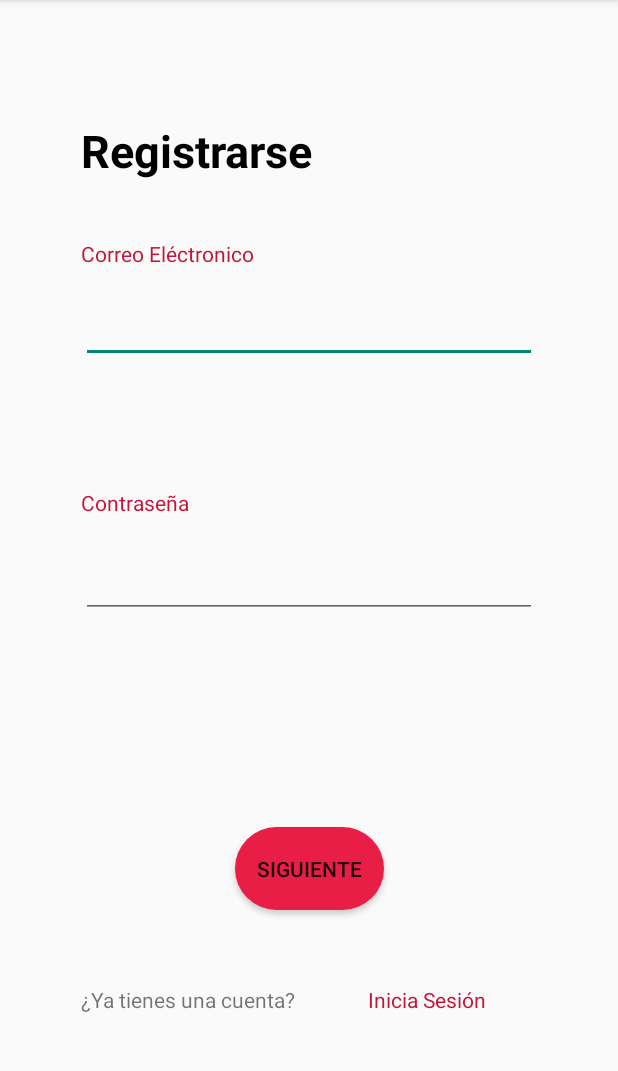
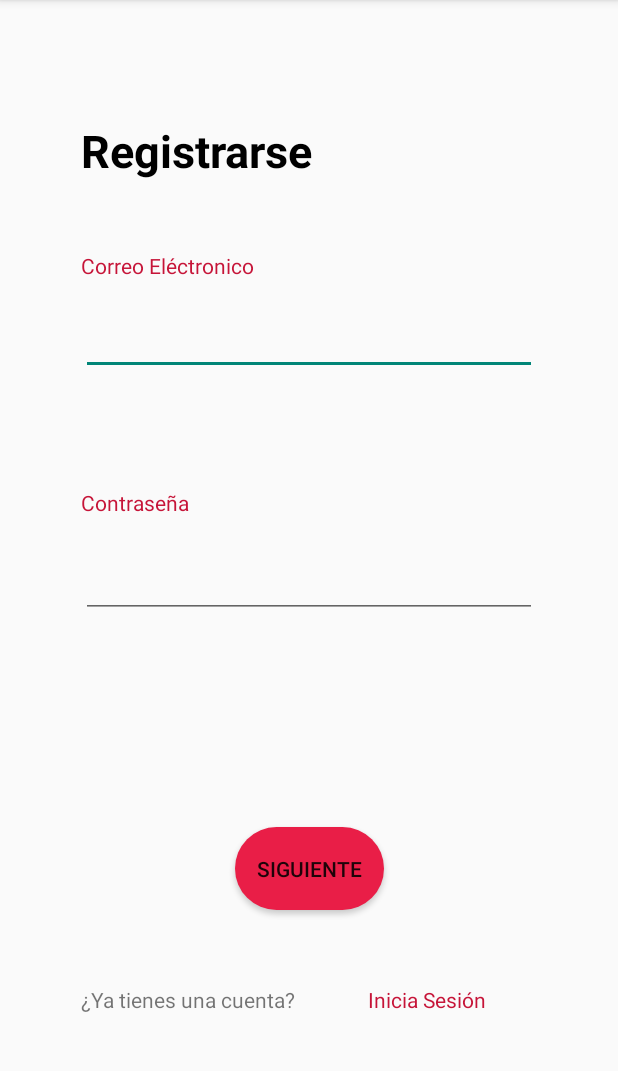
Before and after one commit to Gemini284/Android_project, an Android app: the registrar screen opened directly, with no data from a screen before it, on a phone screen of 412 x 824 dp, the part 84-1155 px from its top. Run offline under Robolectric (Android 15) with nearby library versions, the phone set to English and light mode, and no system bars.

Commit message:
error con main activity arreglado

```diff
--- a/app/src/main/res/layout/activity_registrar.xml
+++ b/app/src/main/res/layout/activity_registrar.xml
@@ -56,11 +56,11 @@
         android:layout_marginBottom="22dp"
         android:text="Correo Eléctronico"
         android:textColor="#C61438"
-        app:layout_constraintBottom_toTopOf="@+id/editTextTextEmailAddress"
-        app:layout_constraintStart_toStartOf="@+id/editTextTextEmailAddress" />
+        app:layout_constraintBottom_toTopOf="@+id/CorreoR"
+        app:layout_constraintStart_toStartOf="@+id/CorreoR" />
 
     <EditText
-        android:id="@+id/editTextTextEmailAddress"
+        android:id="@+id/CorreoR"
         android:layout_width="0dp"
         android:layout_height="41dp"
         android:layout_marginStart="54dp"
@@ -71,8 +71,10 @@
         android:inputType="textEmailAddress"
         app:layout_constraintBottom_toTopOf="@+id/textView9"
         app:layout_constraintEnd_toEndOf="parent"
+        app:layout_constraintHorizontal_bias="0.0"
         app:layout_constraintStart_toStartOf="parent"
-        app:layout_constraintTop_toBottomOf="@+id/textView5" />
+        app:layout_constraintTop_toBottomOf="@+id/textView5"
+        app:layout_constraintVertical_bias="1.0" />
 
     <TextView
         android:id="@+id/textView9"
@@ -81,17 +83,18 @@
         android:layout_marginBottom="12dp"
         android:text="Contraseña"
         android:textColor="#C61438"
-        app:layout_constraintBottom_toTopOf="@+id/editTextTextPassword2"
-        app:layout_constraintStart_toStartOf="@+id/editTextTextPassword2" />
+        app:layout_constraintBottom_toTopOf="@+id/ContraseñaR"
+        app:layout_constraintStart_toStartOf="@+id/ContraseñaR" />
 
     <EditText
-        android:id="@+id/editTextTextPassword2"
+        android:id="@+id/ContraseñaR"
         android:layout_width="0dp"
         android:layout_height="55dp"
         android:layout_marginStart="54dp"
         android:layout_marginEnd="54dp"
         android:ems="10"
         android:inputType="textPassword"
+        app:passwordToggleEnabled = "true"
         app:layout_constraintBottom_toBottomOf="parent"
         app:layout_constraintEnd_toEndOf="parent"
         app:layout_constraintStart_toStartOf="parent"
```
Also changed, not shown: app/src/main/java/com/example/project/Iniciar_sesion.kt (deleted, +0 -11 lines), app/src/main/java/com/example/project/Login.kt (+8 -3 lines), app/src/main/res/layout/activity_login.xml (renamed from app/src/main/res/layout/activity_iniciar_sesion.xml, +14 -14 lines), app/src/main/res/layout/activity_main.xml (deleted, +0 -18 lines).
